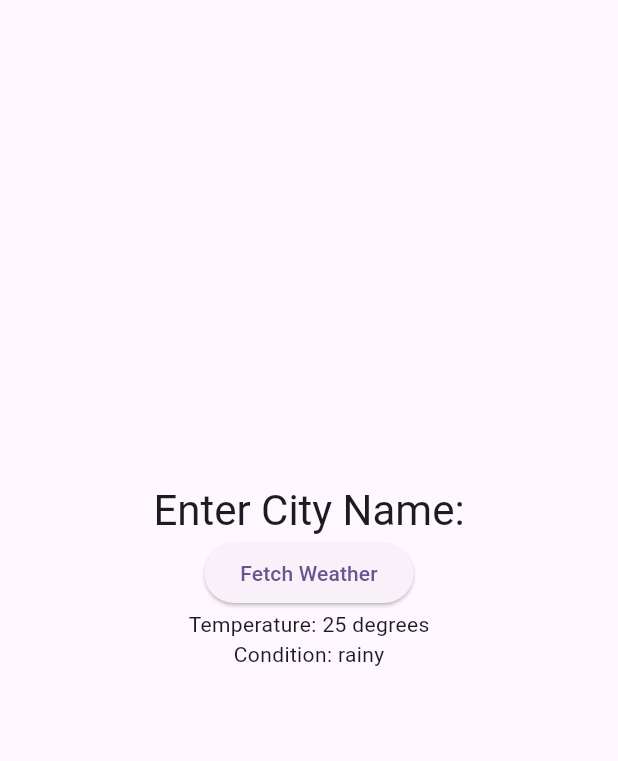
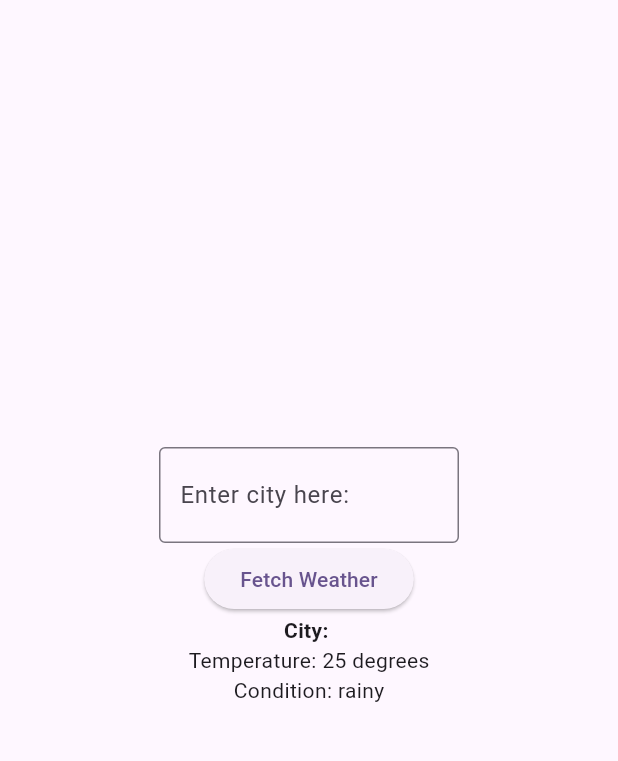
Before and after one commit to CelineSelke/weather_info_app, a Flutter app: the screen it shows after launch, after a tap on "Fetch Weather", on a phone screen of 412 x 824 dp, the part 84-845 px from its top. Run offline on Flutter 3.47's test engine with Material 3 defaults, Android fonts, the phone set to English and light mode, and no system bars.

Commit message:
Added text field and integrated it with button

```diff
--- a/weather_info_app/lib/main.dart
+++ b/weather_info_app/lib/main.dart
@@ -38,6 +38,16 @@ class MyHomePage extends StatefulWidget {
 
 class _MyHomePageState extends State<MyHomePage> {
 
+  String userInput = '';
+  final TextEditingController _controller = TextEditingController();
+
+  void updateText() {
+    setState(() {
+    userInput = _controller.text; // Update the user input variable
+    });
+  }
+
+
   int temp = 0;
   var condition = '';
 
@@ -73,13 +83,41 @@ class _MyHomePageState extends State<MyHomePage> {
           mainAxisAlignment: MainAxisAlignment.center,
           children: <Widget>[
 
-            Text(
-              'Enter City Name:',
-              style: Theme.of(context).textTheme.headlineMedium,
+            Center(
+              child: SizedBox(
+                width: 200.0,
+                child: TextField(
+                  controller: _controller,
+                  decoration: const InputDecoration(
+                    contentPadding: EdgeInsets.symmetric(
+                      vertical: 20.0,
+                      horizontal: 10.0,
+                    ),
+                    border: OutlineInputBorder(),
+                    hintText: 'Enter city here: ',
+                  ),
+                ),
+              ),
             ),
-            ElevatedButton(onPressed: () => checkWeather(), child: Text('Fetch Weather')),
-            Text('Temperature: $temp degrees'),
-            Text('Condition: $condition'),
+
+            ElevatedButton(
+              onPressed: () {
+                updateText();
+                checkWeather();
+              },
+              child: const Text('Fetch Weather'),
+            ),
+
+            SizedBox(
+              width: 300,
+              child: Column(
+                children: [
+                  Text('City: $userInput', style: const TextStyle(fontWeight: FontWeight.bold)),
+                  Text('Temperature: $temp degrees'),
+                  Text('Condition: $condition'),
+                ],
+              ),
+            ),
           ],
 
         ),
```
